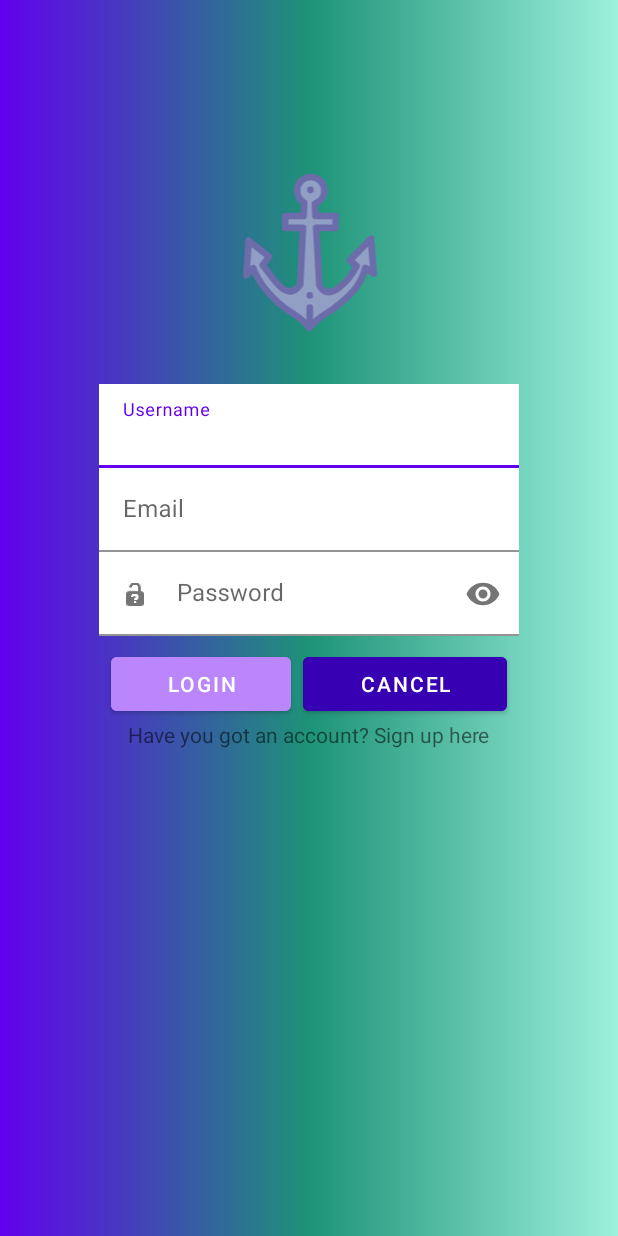
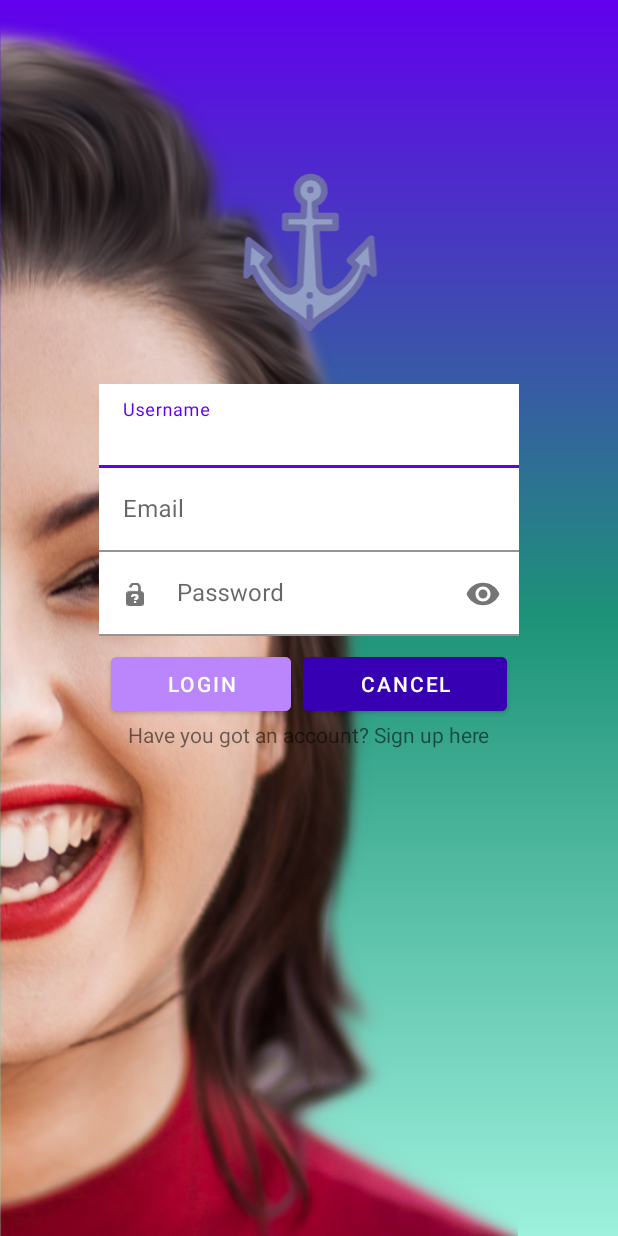
Before and after one commit to Jacobosr3/First, an Android app: the screen it shows after launch (MainActivity), on a phone screen of 412 x 824 dp. Run offline under Robolectric (Android 15) with nearby library versions, the phone set to English and light mode, and no system bars; pictures from the network do not load.

Commit message:
commit splash and anim

```diff
--- a/app/src/main/java/com/example/fundamentals/MainActivity.java
+++ b/app/src/main/java/com/example/fundamentals/MainActivity.java
@@ -6,9 +6,14 @@ import android.annotation.SuppressLint;
 import android.content.Intent;
 import android.os.Bundle;
 import android.view.View;
+import android.view.animation.Animation;
+import android.view.animation.AnimationUtils;
 import android.widget.Button;
 import android.widget.EditText;
+import android.widget.ImageView;
 import android.widget.TextView;
+
+import com.bumptech.glide.Glide;
 
 public class MainActivity extends AppCompatActivity {
 
@@ -45,11 +50,23 @@ public class MainActivity extends AppCompatActivity {
 
             }
         });
+
+        ImageView girl = findViewById(R.id.fondo);
+        Glide.with(this)
+                .load(R.drawable.girl)
+                //.centerCrop()
+                .into(girl);
+
+        //creamos un objeto animación que incorpora la animación descrita en el xml y con el método
+        // startAnimation lo aplicamos al imageview del logo
+        ImageView logo = findViewById(R.id.ancla);
+        Animation myanim = AnimationUtils.loadAnimation(this, R.anim.expand);
+        logo.startAnimation(myanim);
     }
 
     public void paginaSiguiente() {
         Intent intent=new Intent(this, Activity_signup.class);
-//        intent.addFlags(Intent.FLAG_ACTIVITY_NEW_TASK);
+//        intent.addFlags(Intent.FLAG_ACTIVITY_NEW_TASK); //no volver para atras
 //        intent.addFlags(Intent.FLAG_ACTIVITY_CLEAR_TASK);
         startActivity(intent);
     }
--- /dev/null
+++ b/app/src/main/res/anim/cycle.xml
@@ -0,0 +1,4 @@
+<?xml version="1.0" encoding="utf-8"?>
+<cycleInterpolator
+    xmlns:android="http://schemas.android.com/apk/res/android"
+    android:cycles="50" />
--- /dev/null
+++ b/app/src/main/res/anim/expand.xml
@@ -0,0 +1,11 @@
+<?xml version="1.0" encoding="utf-8"?>
+<scale xmlns:android="http://schemas.android.com/apk/res/android"
+    android:fromXScale="70%"
+    android:fromYScale="70%"
+    android:toXScale="30%"
+    android:toYScale="30%"
+    android:pivotX="50%"
+    android:pivotY="50%"
+    android:interpolator="@anim/cycle"
+    android:duration="3000"
+     />
--- a/app/src/main/res/drawable/gradient.xml
+++ b/app/src/main/res/drawable/gradient.xml
@@ -4,7 +4,7 @@
         android:startColor="@color/purple_500"
         android:centerColor="@color/cyan_500"
         android:endColor="@color/cyan"
-        android:angle="360"
+        android:angle="160"
         >
     </gradient>
 </shape>
--- a/app/src/main/res/layout/activity_main.xml
+++ b/app/src/main/res/layout/activity_main.xml
@@ -7,6 +7,13 @@
     tools:context=".MainActivity"
     android:background="@drawable/gradient"
     >
+
+    <ImageView
+        android:layout_width="match_parent"
+        android:layout_height="match_parent"
+        android:id="@+id/fondo"
+        android:scaleType="fitStart"
+        />
 
     <ImageView
         android:id="@+id/ancla"
@@ -92,7 +99,7 @@
 
     </Button>
 
-    <Button
+        <Button
         android:id="@+id/cancel"
         android:text="Cancel"
         app:layout_constraintEnd_toStartOf="@id/guideline2"
```
Also changed, not shown: app/src/main/AndroidManifest.xml (+11 -0 lines), app/src/main/java/com/example/fundamentals/Splash.java (added, +50 -0 lines), app/src/main/res/layout/activity_splash.xml (added, +17 -0 lines), app/src/main/res/drawable/girl.png (added).
